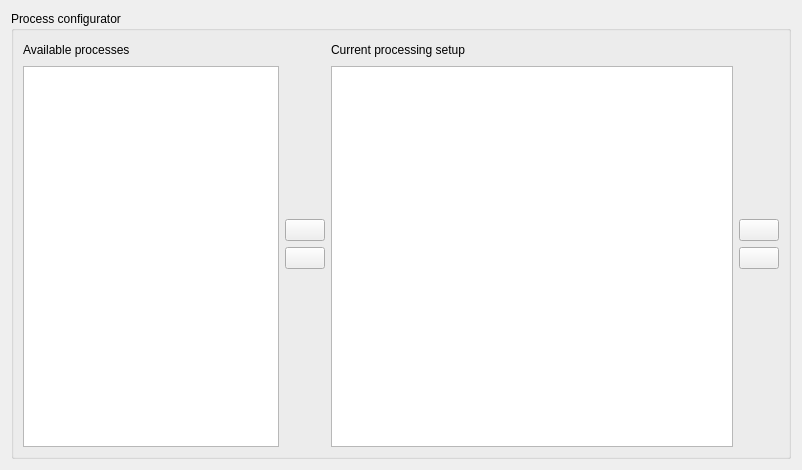
Old version of the form src/CellSorter/gui/configurator.ui in the repository mortbopet/RTOC.
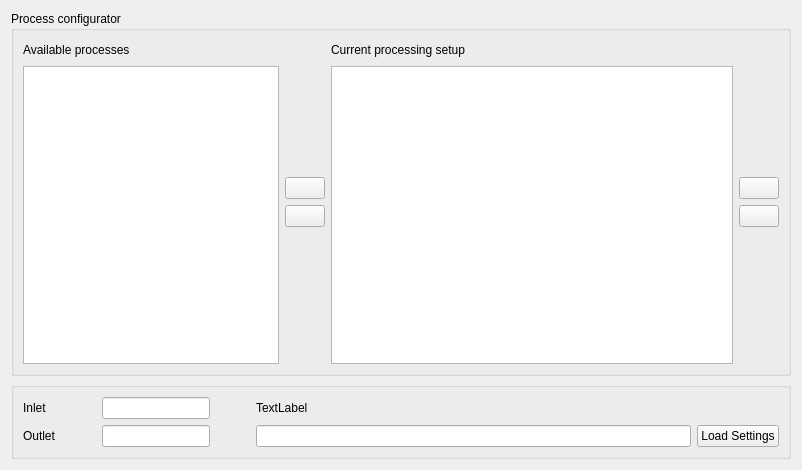
New version of the form.

Commit message: [GUI] Add inlet/outlet and load preset to gui

```diff
--- a/src/CellSorter/gui/configurator.ui
+++ b/src/CellSorter/gui/configurator.ui
@@ -15,13 +15,16 @@
   </property>
   <layout class="QGridLayout" name="gridLayout">
    <item row="0" column="0">
-    <layout class="QHBoxLayout" name="horizontalLayout">
+    <layout class="QVBoxLayout" name="verticalLayout_5">
      <item>
       <widget class="QGroupBox" name="groupBox">
        <property name="title">
         <string>Process configurator</string>
        </property>
        <layout class="QHBoxLayout" name="horizontalLayout_3" stretch="0,0,1,0">
+        <property name="leftMargin">
+         <number>9</number>
+        </property>
         <item>
          <layout class="QHBoxLayout" name="horizontalLayout_2">
           <item>
@@ -192,6 +195,95 @@
        </layout>
       </widget>
      </item>
+     <item>
+      <widget class="QGroupBox" name="horizontalGroupBox">
+       <layout class="QHBoxLayout" name="settings1" stretch="0,0,1">
+        <item>
+         <layout class="QHBoxLayout" name="horizontalLayout_6" stretch="0,0,1">
+          <item>
+           <layout class="QVBoxLayout" name="verticalLayout_7">
+            <item>
+             <widget class="QLabel" name="label_5">
+              <property name="text">
+               <string>Inlet</string>
+              </property>
+             </widget>
+            </item>
+            <item>
+             <widget class="QLabel" name="label_4">
+              <property name="text">
+               <string>Outlet</string>
+              </property>
+             </widget>
+            </item>
+           </layout>
+          </item>
+          <item>
+           <spacer name="horizontalSpacer_4">
+            <property name="orientation">
+             <enum>Qt::Horizontal</enum>
+            </property>
+            <property name="sizeHint" stdset="0">
+             <size>
+              <width>40</width>
+              <height>20</height>
+             </size>
+            </property>
+           </spacer>
+          </item>
+          <item>
+           <layout class="QVBoxLayout" name="verticalLayout_8">
+            <item>
+             <widget class="QLineEdit" name="lineEdit_2"/>
+            </item>
+            <item>
+             <widget class="QLineEdit" name="lineEdit_3"/>
+            </item>
+           </layout>
+          </item>
+         </layout>
+        </item>
+        <item>
+         <spacer name="horizontalSpacer_3">
+          <property name="orientation">
+           <enum>Qt::Horizontal</enum>
+          </property>
+          <property name="sizeHint" stdset="0">
+           <size>
+            <width>40</width>
+            <height>20</height>
+           </size>
+          </property>
+         </spacer>
+        </item>
+        <item>
+         <layout class="QVBoxLayout" name="verticalLayout_6">
+          <item>
+           <widget class="QLabel" name="label_3">
+            <property name="text">
+             <string>TextLabel</string>
+            </property>
+           </widget>
+          </item>
+          <item>
+           <layout class="QHBoxLayout" name="horizontalLayout">
+            <item>
+             <widget class="QLineEdit" name="lineEdit"/>
+            </item>
+            <item>
+             <widget class="QPushButton" name="pushButton">
+              <property name="text">
+               <string>Load Settings</string>
+              </property>
+             </widget>
+            </item>
+           </layout>
+          </item>
+         </layout>
+        </item>
+       </layout>
+      </widget>
+     </item>
     </layout>
    </item>
   </layout>
```
